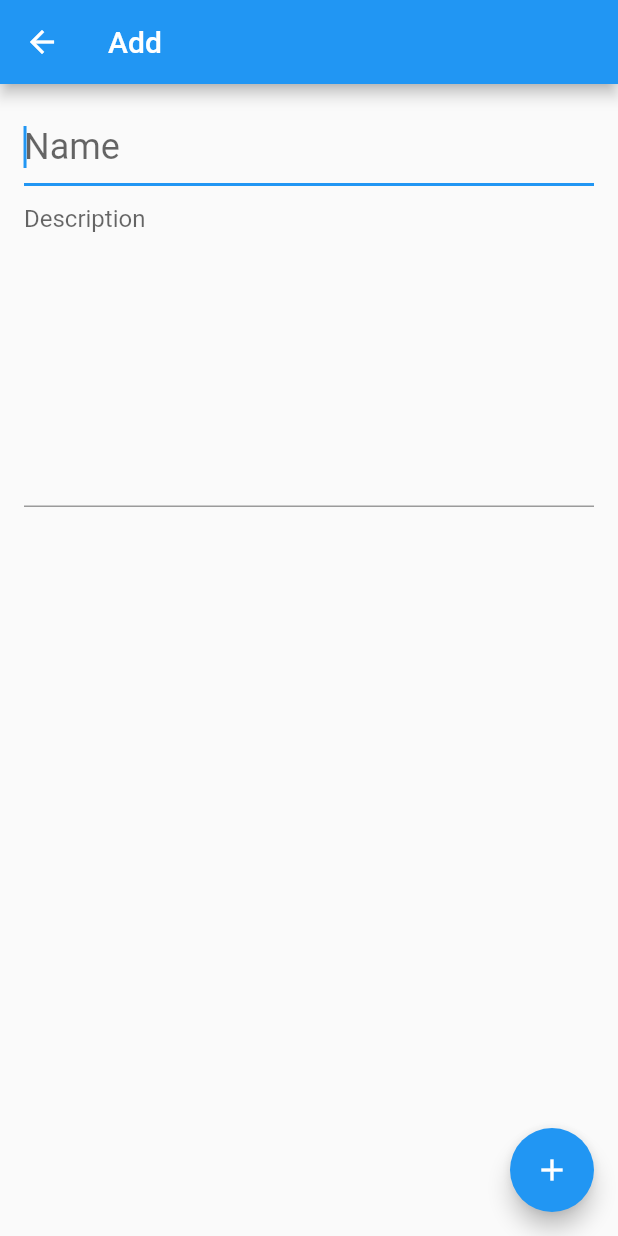
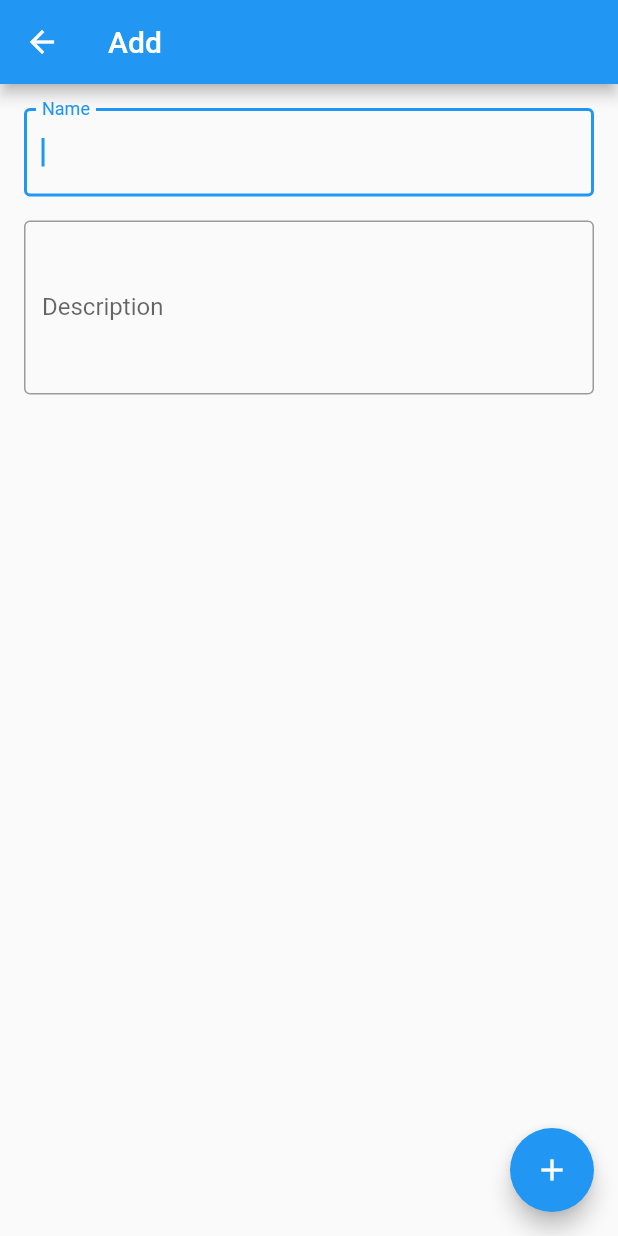
Before and after one commit to tony48787/dbtc, a Flutter app: the AddEditScreen screen opened directly, on a phone screen of 412 x 824 dp. Run offline on Flutter 3.47's test engine with Material 2 defaults, Android fonts, the phone set to English and light mode, and no system bars; our stand-ins replace cloud_firestore; accounts and stored records are empty.

```diff
--- a/lib/screens/add_edit_screen.dart
+++ b/lib/screens/add_edit_screen.dart
@@ -19,9 +19,6 @@ class AddEditScreen extends StatefulWidget {
   _AddEditScreenState createState() => _AddEditScreenState();
 
   void onSave(BuildContext context, String title, String description) async {
-    print(title);
-    print(description);
-
     if (isEditing) {
       await databaseReference.collection("tasks")
           .document(this.id)
@@ -51,8 +48,6 @@ class _AddEditScreenState extends State<AddEditScreen> {
 
   @override
   Widget build(BuildContext context) {
-    final textTheme = Theme.of(context).textTheme;
-
     return Scaffold(
       appBar: AppBar(
         title: Text(
@@ -68,9 +63,9 @@ class _AddEditScreenState extends State<AddEditScreen> {
               TextFormField(
                 initialValue: isEditing ? widget.task.title : '',
                 autofocus: !isEditing,
-                style: textTheme.headline,
                 decoration: InputDecoration(
-                  hintText: "Name",
+                  border: OutlineInputBorder(),
+                  labelText: "Name",
                 ),
                 validator: (val) {
                   return val.trim().isEmpty
@@ -79,12 +74,13 @@ class _AddEditScreenState extends State<AddEditScreen> {
                 },
                 onSaved: (value) => _title = value,
               ),
+              SizedBox(height: 16,),
               TextFormField(
                 initialValue: isEditing ? widget.task.description : '',
-                maxLines: 10,
-                style: textTheme.subhead,
+                maxLines: 4,
                 decoration: InputDecoration(
-                  hintText: "Description",
+                  border: OutlineInputBorder(),
+                  labelText: "Description",
                 ),
                 onSaved: (value) => _description = value,
               )
```
Also changed, not shown: lib/screens/main_screen.dart (+7 -0 lines).
